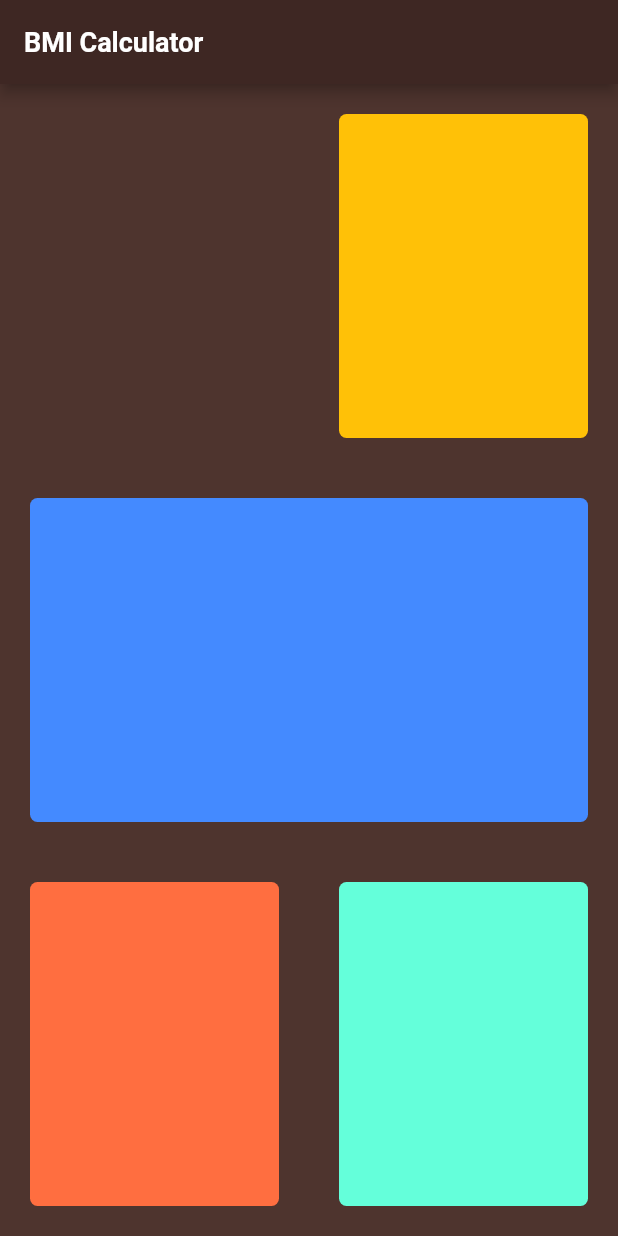
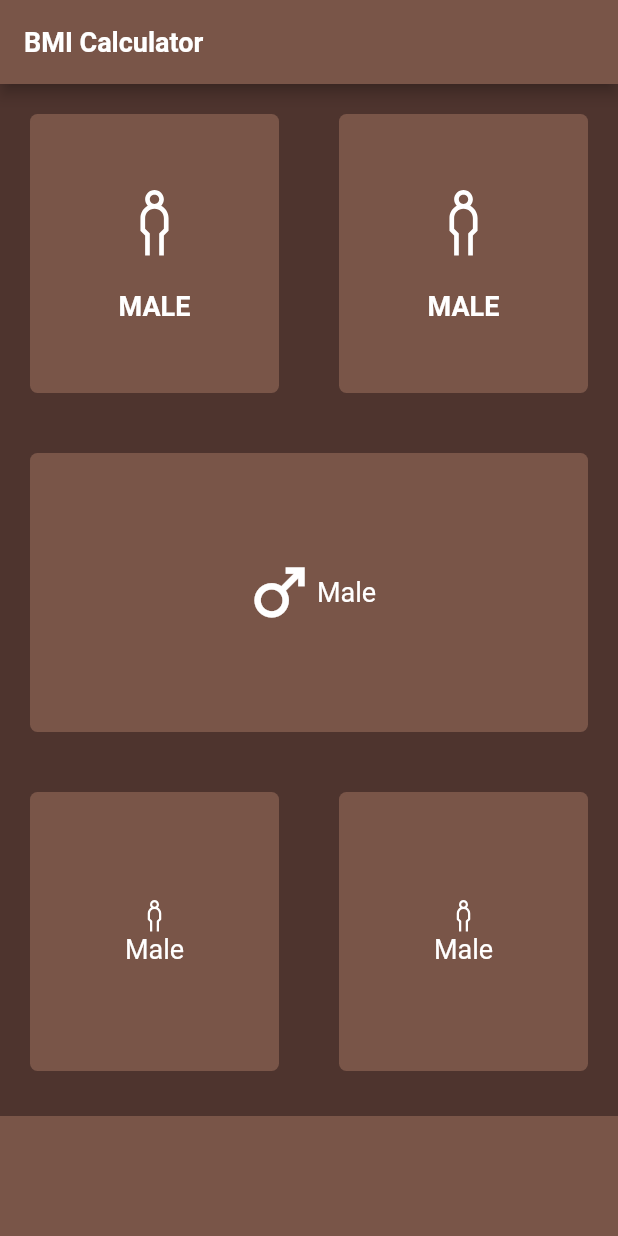
Before and after one commit to cyruskigo30/bmi_calculator, a Flutter app: the screen it shows after launch, on a phone screen of 412 x 824 dp. Run offline on Flutter 3.47's test engine with Material 2 defaults, Android fonts, the phone set to English and light mode, and no system bars; our stand-ins replace font_awesome_flutter, line_icons.

Commit message:
Add a reusable icon widget

```diff
--- a/lib/input_page.dart
+++ b/lib/input_page.dart
@@ -1,5 +1,9 @@
 import 'package:flutter/material.dart';
 import 'package:line_icons/line_icons.dart';
+import 'package:font_awesome_flutter/font_awesome_flutter.dart';
+
+const bottomContanierHeight = 80.0;
+const Color containerColor = Colors.brown;
 
 class InputPage extends StatefulWidget {
   const InputPage({Key? key}) : super(key: key);
@@ -13,7 +17,7 @@ class _InputPageState extends State<InputPage> {
   Widget build(BuildContext context) {
     return Scaffold(
       appBar: AppBar(
-        backgroundColor: Colors.brown[900],
+        backgroundColor: containerColor,
         title: const Text(
           'BMI Calculator',
           style: TextStyle(
@@ -28,15 +32,17 @@ class _InputPageState extends State<InputPage> {
         children: [
           Expanded(
             child: Row(
-              children: [
+              children: const [
                 Expanded(
                   child: ReusableCard(
-                    colors: Color(0xfff),
+                    colors: containerColor,
+                    cardChild: ReusableIconTextWidget(),
                   ),
                 ),
                 Expanded(
                   child: ReusableCard(
-                    colors: Colors.amber,
+                    colors: containerColor,
+                    cardChild: ReusableIconTextWidget(),
                   ),
                 ),
               ],
@@ -44,7 +50,17 @@ class _InputPageState extends State<InputPage> {
           ),
           Expanded(
             child: ReusableCard(
-              colors: Colors.blueAccent,
+              colors: containerColor,
+              cardChild: Row(
+                mainAxisAlignment: MainAxisAlignment.center,
+                children: const [
+                  FaIcon(
+                    Icons.male_sharp,
+                    size: 50,
+                  ),
+                  Text("Male"),
+                ],
+              ),
             ),
           ),
           Expanded(
@@ -52,16 +68,36 @@ class _InputPageState extends State<InputPage> {
               children: [
                 Expanded(
                   child: ReusableCard(
-                    colors: Colors.deepOrangeAccent,
+                    colors: containerColor,
+                    cardChild: Column(
+                      mainAxisAlignment: MainAxisAlignment.center,
+                      children: const [
+                        Icon(LineIcons.male),
+                        Text("Male"),
+                      ],
+                    ),
                   ),
                 ),
                 Expanded(
                   child: ReusableCard(
-                    colors: Colors.tealAccent,
+                    colors: containerColor,
+                    cardChild: Column(
+                      mainAxisAlignment: MainAxisAlignment.center,
+                      children: const [
+                        Icon(LineIcons.male),
+                        Text("Male"),
+                      ],
+                    ),
                   ),
                 ),
               ],
             ),
+          ),
+          Container(
+            color: containerColor,
+            margin: const EdgeInsets.only(top: 10),
+            width: double.infinity, //value equal to full width of screen
+            height: bottomContanierHeight,
           ),
         ],
       ),
@@ -69,14 +105,46 @@ class _InputPageState extends State<InputPage> {
   }
 }
 
+class ReusableIconTextWidget extends StatelessWidget {
+  const ReusableIconTextWidget({
+    Key? key,
+  }) : super(key: key);
+
+  @override
+  Widget build(BuildContext context) {
+    return Column(
+      mainAxisAlignment: MainAxisAlignment.center,
+      children: const [
+        Icon(
+          LineIcons.male,
+          size: 50,
+        ),
+        SizedBox(
+          height: 20,
+        ),
+        Text(
+          "MALE",
+          style: TextStyle(
+            fontSize: 18,
+            fontWeight: FontWeight.bold,
+          ),
+        ),
+      ],
+    );
+  }
+}
+
 class ReusableCard extends StatelessWidget {
   // create a constructor
-  ReusableCard({Key? key, required this.colors}) : super(key: key);
+  const ReusableCard({Key? key, required this.colors, required this.cardChild})
+      : super(key: key);
   // class property color
-  Color colors;
+  final Color colors;
+  final Widget cardChild;
   @override
   Widget build(BuildContext context) {
     return Container(
+      child: cardChild,
       margin: const EdgeInsets.all(20),
       decoration: BoxDecoration(
         color: colors,
```
Also changed, not shown: pubspec.yaml (+1 -6 lines), pubspec.lock.
